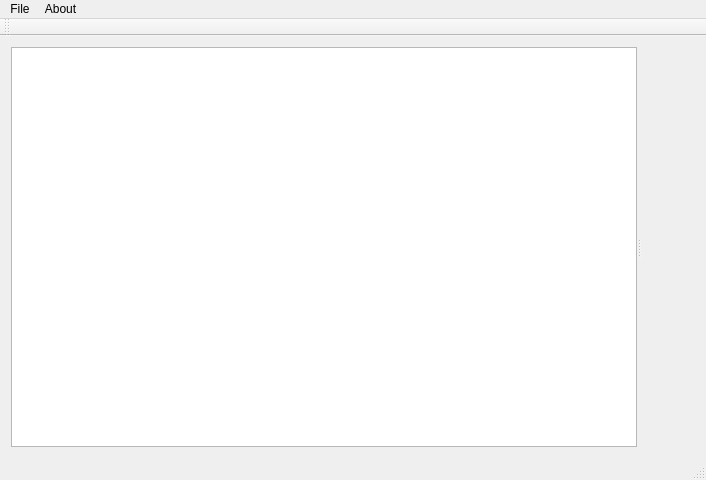
The window that mainwindow.ui (onto/effy) describes before a commit, drawn with Qt 5.
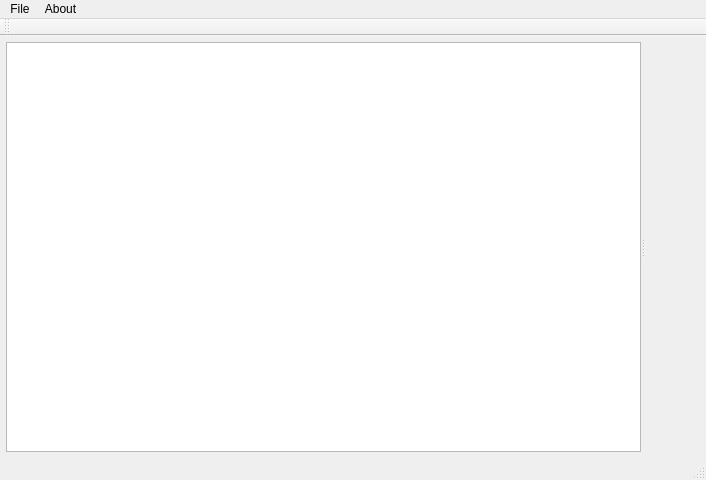
The same window after the commit.

Diff of the .ui file:
```diff
--- a/mainwindow.ui
+++ b/mainwindow.ui
@@ -27,6 +27,9 @@
     </sizepolicy>
    </property>
    <layout class="QVBoxLayout" name="verticalLayout_3">
+    <property name="margin">
+     <number>6</number>
+    </property>
     <item>
      <widget class="QSplitter" name="splitter">
       <property name="orientation">
```
